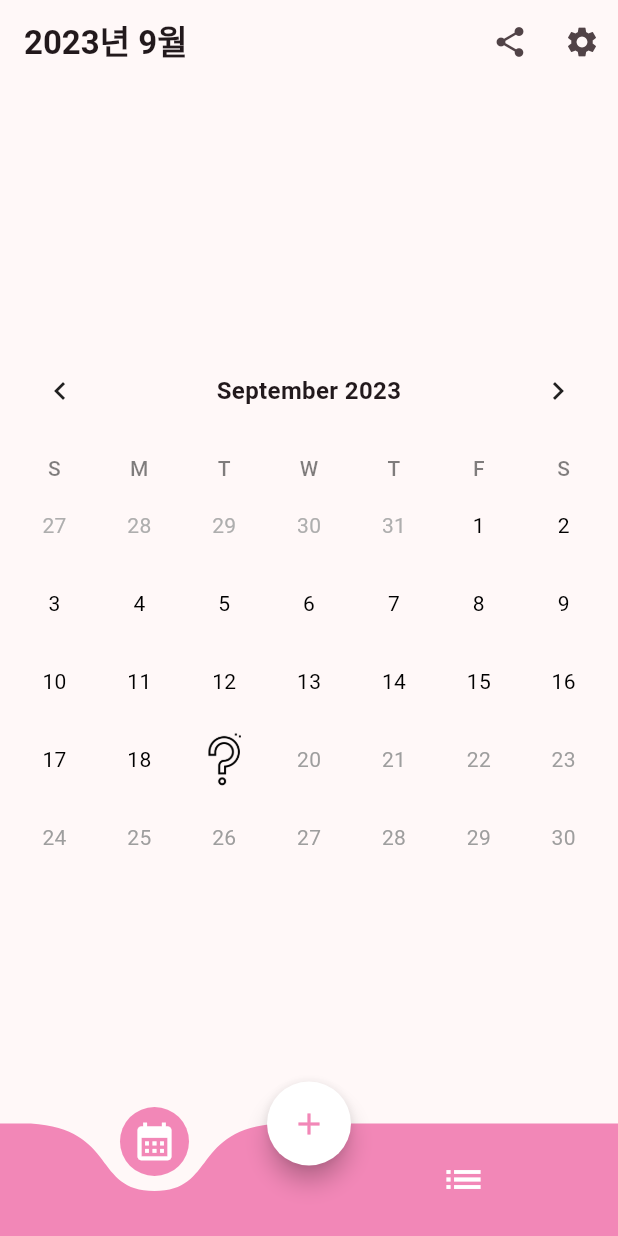
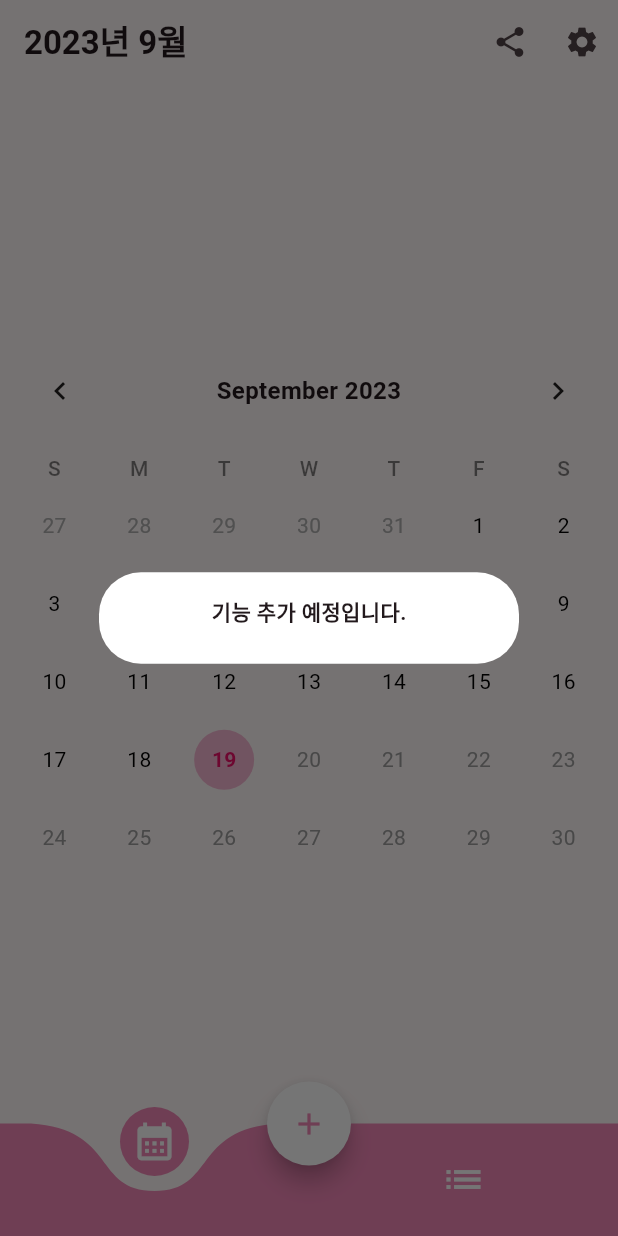
Before and after one commit to sinbee0402/Princess_Diaries, a Flutter app: the screen it shows after launch, after a tap on the "share" icon, on a phone screen of 412 x 824 dp. Run offline on Flutter 3.47's test engine with Material 2 defaults, Android fonts, the phone set to English and light mode, and no system bars; drawn by our look-alikes of curved_navigation_bar, table_calendar; our stand-ins replace flutter_local_notifications, freezed_annotation, get_it, go_router, injectable, permission_handler and 3 more; accounts and stored records are empty; generated files the repository leaves out were written again.

Commit message:
feat: 추후 기능 추가 예정 팝업 추가

```diff
--- /dev/null
+++ b/lib/presentation/components/future_popup.dart
@@ -0,0 +1,21 @@
+import 'package:flutter/material.dart';
+
+class FuturePopup extends StatelessWidget {
+  const FuturePopup({Key? key}) : super(key: key);
+
+  @override
+  Widget build(BuildContext context) {
+    return const AlertDialog(
+      backgroundColor: Colors.white,
+      content: Wrap(
+        alignment: WrapAlignment.center,
+        children: [
+          Text(
+            '기능 추가 예정입니다.',
+            style: TextStyle(fontWeight: FontWeight.bold),
+          ),
+        ],
+      ),
+    );
+  }
+}
--- a/lib/presentation/main/main_screen.dart
+++ b/lib/presentation/main/main_screen.dart
@@ -1,6 +1,7 @@
 import 'package:flutter/material.dart';
 import 'package:go_router/go_router.dart';
 import 'package:intl/intl.dart';
+import 'package:princess_diaries/presentation/components/future_popup.dart';
 import 'package:princess_diaries/presentation/main/main_view_model.dart';
 import 'package:provider/provider.dart';
 import 'package:table_calendar/table_calendar.dart';
@@ -15,7 +16,6 @@ class MainScreen extends StatefulWidget {
 class _MainScreenState extends State<MainScreen> {
   final CalendarFormat _calendarFormat = CalendarFormat.month;
 
-  DateTime _selectedDay = DateTime.now();
   DateTime _focusedDay = DateTime.now();
 
   final _firstDay = DateTime.utc(
@@ -78,6 +78,12 @@ class _MainScreenState extends State<MainScreen> {
             icon: const Icon(Icons.share),
             onPressed: () {
               // TODO : 공유 기능
+              showDialog(
+                context: context,
+                builder: (_) {
+                  return const FuturePopup();
+                },
+              );
             },
           ),
           IconButton(
@@ -100,22 +106,19 @@ class _MainScreenState extends State<MainScreen> {
                 firstDay: _firstDay,
                 lastDay: _lastDay,
                 focusedDay: _focusedDay,
-                selectedDayPredicate: (day) {
-                  return isSameDay(_selectedDay, day);
-                },
-                onDaySelected: (selectedDay, focusedDay) {
-                  setState(() {
-                    _selectedDay = selectedDay;
-                    _focusedDay = focusedDay;
-                  });
-                },
                 onPageChanged: (focusedDay) {
                   _focusedDay = focusedDay;
                   viewModel.changeMonth(_focusedDay);
                 },
-                eventLoader: (date) {
-                  return [];
-                },
+                // eventLoader: (day) {
+                //   final List<Post> events = [];
+                //   state.posts.map((post) {
+                //     if (post.postingTime == day) {
+                //       events.add(post);
+                //     }
+                //   }).toList();
+                //   return events ?? [];
+                // },
                 headerStyle: HeaderStyle(
                   titleCentered: true,
                   titleTextFormatter: (date, locale) {
@@ -131,20 +134,12 @@ class _MainScreenState extends State<MainScreen> {
                   rightChevronVisible: true,
                 ),
                 calendarStyle: const CalendarStyle(
-                  selectedTextStyle: TextStyle(color: Colors.transparent),
-                  selectedDecoration: BoxDecoration(
+                  markerDecoration: BoxDecoration(
                     shape: BoxShape.circle,
                     image: DecorationImage(
                         image: AssetImage('assets/icon-question-mark.png'),
                         fit: BoxFit.cover),
                   ),
-                  // markerDecoration: const BoxDecoration(
-                  //   shape: BoxShape.circle,
-                  //   image: DecorationImage(
-                  //       image: AssetImage('assets/icon-question-mark.png'),
-                  //       fit: BoxFit.cover),
-                  //   //color: Colors.pinkAccent,
-                  // ),
                   todayDecoration: BoxDecoration(
                     shape: BoxShape.circle,
                     color: Color(0xFFF7B7D3),
@@ -162,6 +157,19 @@ class _MainScreenState extends State<MainScreen> {
                   defaultBuilder: (_, date, focusedDay) {
                     return _buildDayWidget(date);
                   },
+                  // markerBuilder: (_, date, event) {
+                  //   if (event.isNotEmpty) {
+                  //     return Container(
+                  //       decoration: const BoxDecoration(
+                  //         shape: BoxShape.circle,
+                  //         image: DecorationImage(
+                  //             image:
+                  //                 AssetImage('assets/icon-question-mark.png'),
+                  //             fit: BoxFit.cover),
+                  //       ),
+                  //     );
+                  //   }
+                  // },
                 ),
                 daysOfWeekStyle: const DaysOfWeekStyle(
                   weekendStyle: TextStyle(color: Colors.red),
```
Also changed, not shown: lib/presentation/settings/data_backup/setting_data_screen.dart (+19 -0 lines), lib/presentation/time_line/time_line_screen.dart (+7 -1 lines).
